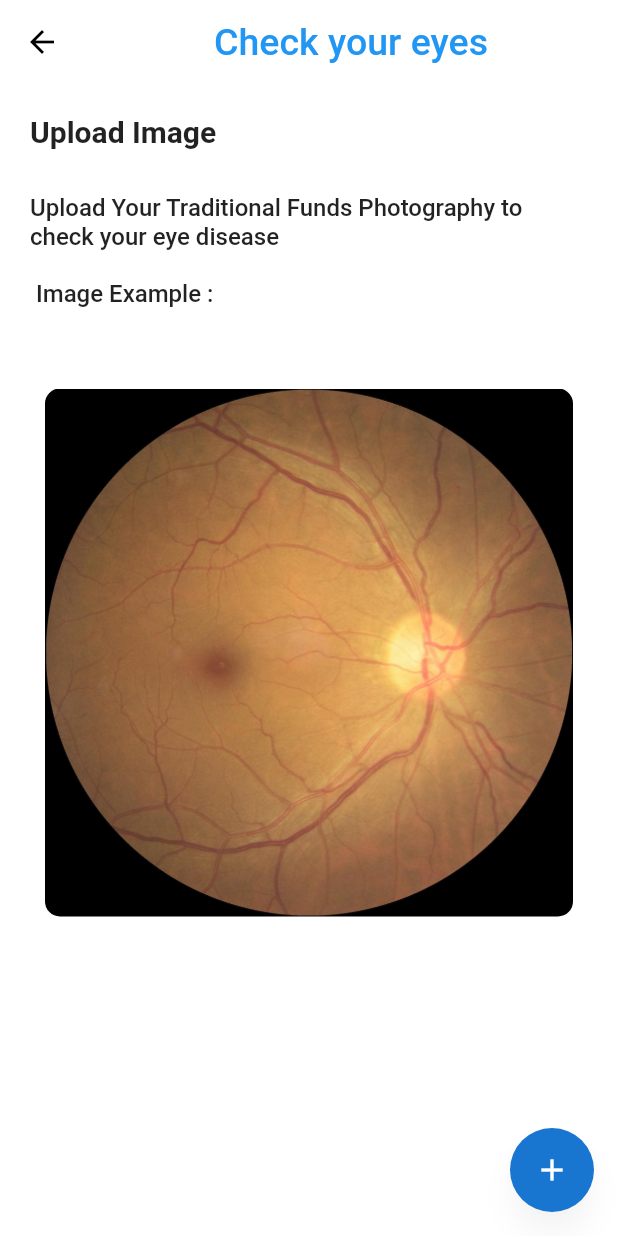
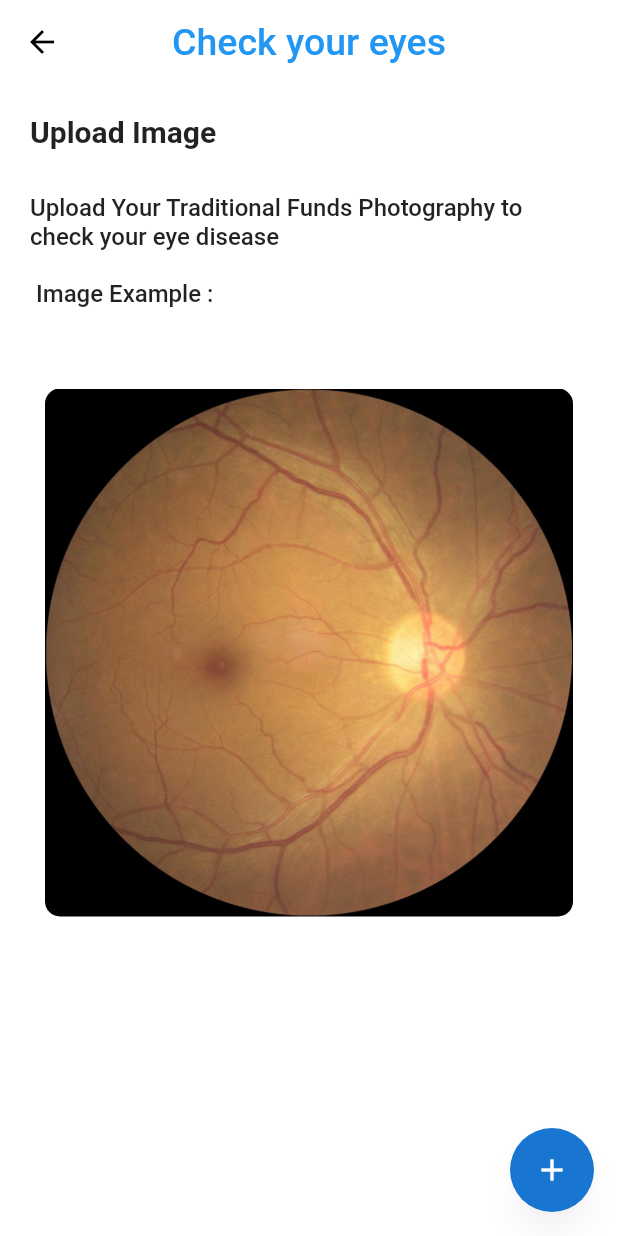
Before and after one commit to tahamoh33/gp_flutter-master, a Flutter app: the DetectionScreen screen opened directly, on a phone screen of 412 x 824 dp. Run offline on Flutter 3.47's test engine with Material 2 defaults, Android fonts, the phone set to English and light mode, and no system bars; drawn by our look-alikes of flutter_speed_dial; our stand-ins replace auto_size_text, cloud_firestore, firebase_auth, firebase_core, firebase_storage, flutter_image_compress and 5 more; missing offline and left inert: tflite; accounts and stored records are empty.

Commit message:
Updated App Bar

```diff
--- a/lib/Screens/NavigationScreens/DetectionScreen.dart
+++ b/lib/Screens/NavigationScreens/DetectionScreen.dart
@@ -8,6 +8,7 @@ import 'package:flutter_speed_dial/flutter_speed_dial.dart';
 import 'package:image_picker/image_picker.dart';
 import 'package:path/path.dart';
 import 'package:tflite/tflite.dart';
+import 'package:trial1/Screens/NavigationScreens/Home.dart';
 
 import '../../CustomWidgets/customFile.dart';
 //import 'package:sizer/sizer.dart';
@@ -106,12 +107,17 @@ class _DetectionScreenState extends State<DetectionScreen> {
       resizeToAvoidBottomInset: false,
       //resizeToAvoidBottomPadding: false,
       appBar: AppBar(
-        title: Center(child: Text("Check your eyes",
+          leading:IconButton(
+            onPressed:(){ Navigator.push(context, MaterialPageRoute(builder: (context)=>HomeScreen()));},
+            icon: Icon(Icons.arrow_back_sharp),
+          ),
+        centerTitle: true,
+        title:  Text("Check your eyes",
           style: TextStyle(
             fontSize: 25,
                 color: Colors.blue
           ), )
-        ),
+
       ),
 
       body:
```
